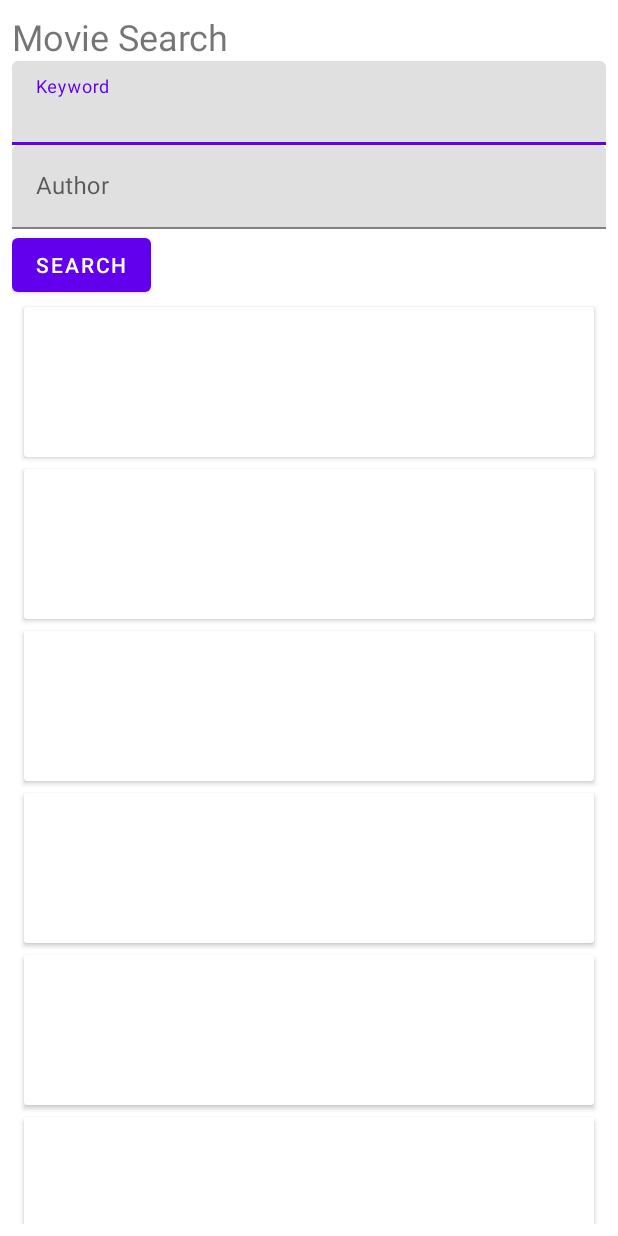
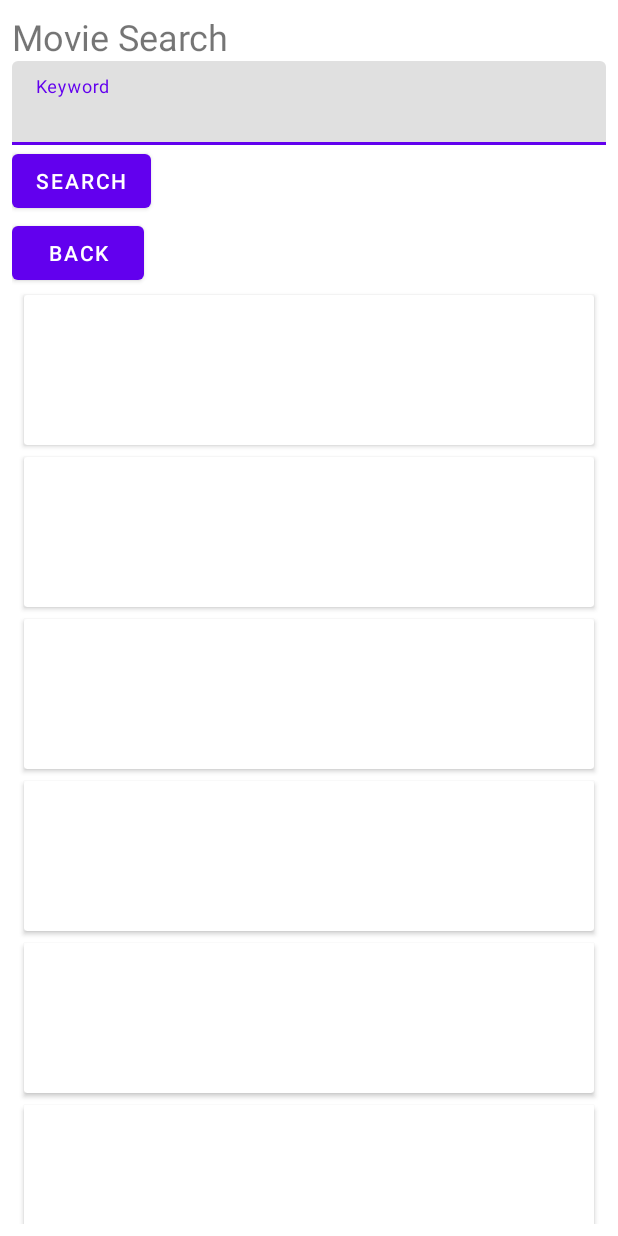
Before and after one commit to jbarrosoarr/CST438_Project01_Group6, an Android app: the fragment SearchFragment shown on its own in the app's theme, on a phone screen of 412 x 824 dp. Run offline under Robolectric (Android 15) with nearby library versions, the phone set to English and light mode, and no system bars; pictures from the network do not load; 1 statement that could not run was skipped.

Commit message:
this build keeps crashing upon getting to the SearchFragment, fixing

```diff
--- a/app/src/main/java/com/daclink/drew/sp22/cst438_project01_starter/SearchFragment.java
+++ b/app/src/main/java/com/daclink/drew/sp22/cst438_project01_starter/SearchFragment.java
@@ -11,22 +11,37 @@ import androidx.annotation.Nullable;
 import androidx.fragment.app.Fragment;
 import androidx.lifecycle.Observer;
 import androidx.lifecycle.ViewModelProviders;
+import androidx.navigation.fragment.NavHostFragment;
 import androidx.recyclerview.widget.LinearLayoutManager;
 import androidx.recyclerview.widget.RecyclerView;
 
 import com.daclink.drew.sp22.cst438_project01_starter.adapters.SearchResultsAdapter;
+import com.daclink.drew.sp22.cst438_project01_starter.databinding.FragmentFirstBinding;
+import com.daclink.drew.sp22.cst438_project01_starter.databinding.FragmentSearchBinding;
 import com.daclink.drew.sp22.cst438_project01_starter.models.APIValues;
 import com.daclink.drew.sp22.cst438_project01_starter.viewModels.SearchViewModel;
 import com.google.android.material.textfield.TextInputEditText;
 
 public class SearchFragment extends Fragment {
 
+    private FragmentSearchBinding binding;
     private SearchViewModel viewModel;
     private SearchResultsAdapter adapter;
 
     private TextInputEditText keywordEditText, authorEditText;
     private Button searchButton;
 
+    public void onViewCreated(@NonNull View view, Bundle savedInstanceState) {
+        super.onViewCreated(view, savedInstanceState);
+
+        binding.fragmentSearchToFirstFragment.setOnClickListener(new View.OnClickListener() {
+            @Override
+            public void onClick(View view) {
+                NavHostFragment.findNavController(SearchFragment.this)
+                        .navigate(R.id.action_SearchFragment_to_FirstFragment);
+            }
+        });
+    }
     @Override
     public void onCreate(@Nullable Bundle savedInstanceState) {
         super.onCreate(savedInstanceState);
@@ -55,7 +70,7 @@ public class SearchFragment extends Fragment {
         recyclerView.setAdapter(adapter);
 
         keywordEditText = view.findViewById(R.id.fragment_search_keyword);
-        authorEditText = view.findViewById(R.id.fragment_search_author);
+        //authorEditText = view.findViewById(R.id.fragment_search_author);
         searchButton = view.findViewById(R.id.fragment_search_search);
 
         searchButton.setOnClickListener(new View.OnClickListener() {
--- a/app/src/main/res/layout/fragment_search.xml
+++ b/app/src/main/res/layout/fragment_search.xml
@@ -1,9 +1,11 @@
 <?xml version="1.0" encoding="utf-8"?>
 <LinearLayout xmlns:android="http://schemas.android.com/apk/res/android"
+    xmlns:tools="http://schemas.android.com/tools"
     android:orientation="vertical"
     android:layout_width="match_parent"
     android:layout_height="wrap_content"
-    android:layout_margin="8dp">
+    android:layout_margin="8dp"
+    tools:context=".SearchFragment">
 
     <TextView
         android:layout_width="match_parent"
@@ -23,17 +25,17 @@
 
     </com.google.android.material.textfield.TextInputLayout>
 
-    <com.google.android.material.textfield.TextInputLayout
-        android:layout_width="match_parent"
-        android:layout_height="wrap_content">
+<!--    <com.google.android.material.textfield.TextInputLayout-->
+<!--        android:layout_width="match_parent"-->
+<!--        android:layout_height="wrap_content">-->
 
-        <com.google.android.material.textfield.TextInputEditText
-            android:layout_width="match_parent"
-            android:layout_height="wrap_content"
-            android:hint="Author"
-            android:id="@+id/fragment_search_author" />
+<!--        <com.google.android.material.textfield.TextInputEditText-->
+<!--            android:layout_width="match_parent"-->
+<!--            android:layout_height="wrap_content"-->
+<!--            android:hint="Author"-->
+<!--            android:id="@+id/fragment_search_author" />-->
 
-    </com.google.android.material.textfield.TextInputLayout>
+<!--    </com.google.android.material.textfield.TextInputLayout>-->
 
     <Button
         android:layout_width="wrap_content"
@@ -41,8 +43,16 @@
         android:text="Search"
         android:id="@+id/fragment_search_search" />
 
+    <Button
+        android:id="@+id/fragment_search_toFirstFragment"
+        android:layout_width="wrap_content"
+        android:layout_height="wrap_content"
+        android:text="Back" />
+
     <androidx.recyclerview.widget.RecyclerView
         android:layout_width="match_parent"
         android:layout_height="wrap_content"
         android:id="@+id/fragment_search_searchResultsRecyclerView" />
+
+
 </LinearLayout>
--- a/app/src/main/res/values/strings.xml
+++ b/app/src/main/res/values/strings.xml
@@ -4,6 +4,7 @@
     <!-- Strings used for fragments for navigation -->
     <string name="first_fragment_label">First Fragment</string>
     <string name="second_fragment_label">Second Fragment</string>
+    <string name="search_fragment_label">Search Fragment</string>
     <string name="next">Next</string>
     <string name="previous">Previous</string>
 
```
Also changed, not shown: app/src/main/java/com/daclink/drew/sp22/cst438_project01_starter/FirstFragment.java (+8 -0 lines), app/src/main/res/layout/fragment_first.xml (+10 -0 lines), app/src/main/res/navigation/nav_graph.xml (+13 -0 lines).
